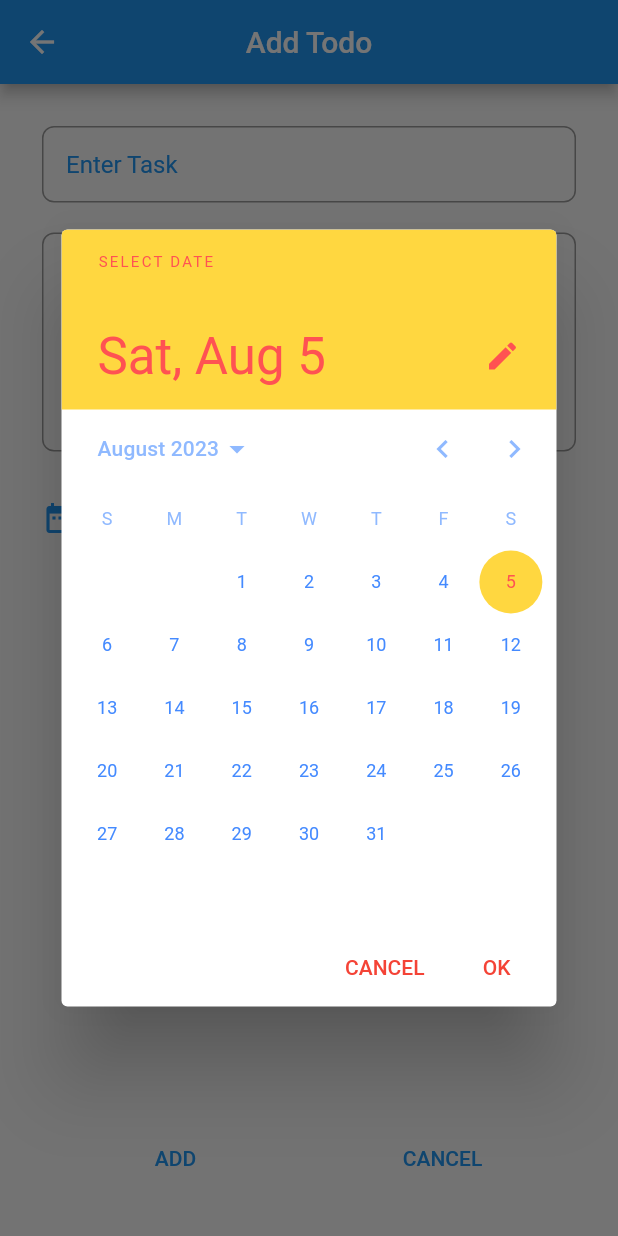
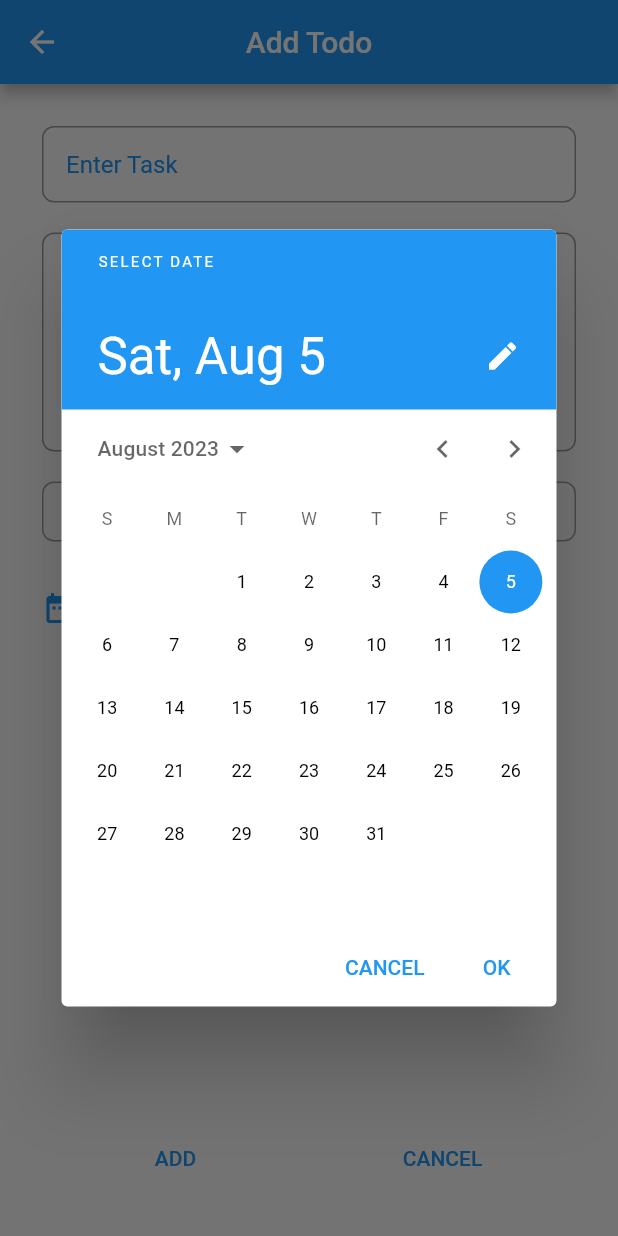
Before and after one commit to Dhaval-Thummar-529/TodoApp, a Flutter app: the AddTodo screen opened by its route, after a tap on "Start Date", on a phone screen of 412 x 824 dp. Run offline on Flutter 3.47's test engine with Material 2 defaults, Android fonts, the phone set to English and light mode, and no system bars; our stand-ins replace get, splashscreen, sqflite; accounts and stored records are empty.

```diff
--- a/lib/Service/DatabaseHandler.dart
+++ b/lib/Service/DatabaseHandler.dart
@@ -16,7 +16,8 @@ class DatabaseHandler {
               "status TEXT NOT NULL, "
               "startDate Text NOT NULL, "
               "modifiedDate TEXT, "
-              "endDate TEXT NOT NULL)",
+              "endDate TEXT NOT NULL,"
+              "progress INTEGER)",
         );
       },
       version: 1,
--- a/lib/controllers/AddTodoController.dart
+++ b/lib/controllers/AddTodoController.dart
@@ -1,5 +1,6 @@
 import 'package:flutter/material.dart';
 import 'package:get/get.dart';
+import 'package:todo_app/controllers/ActiveController.dart';
 import 'package:todo_app/controllers/TodoController.dart';
 import 'package:todo_app/customWidgets/customSnackBar.dart';
 
@@ -22,6 +23,9 @@ class AddTodoController extends GetxController {
   //Formatted Date
   String? formattedDate;
 
+  //Selected Date
+  String? selectedDate;
+
   //startDate boolean
   var isStart = false.obs;
 
@@ -33,6 +37,17 @@ class AddTodoController extends GetxController {
 
   //endDate variable
   var endDate = "".obs;
+
+  //status dropdown selected value
+  var selectedValue = "Status".obs;
+
+  List<String> statusList = ["Status","Todo","active"];
+
+  @override
+  void onInit() {
+    super.onInit();
+    selectedDate = DateTime.now().toString();
+  }
 
   @override
   void dispose() {
@@ -48,23 +63,7 @@ class AddTodoController extends GetxController {
     try {
       pickedDate = await showDatePicker(
           context: context,
-          builder: (data, child) {
-            return Theme(
-                data: Theme.of(context).copyWith(
-                  colorScheme: const ColorScheme.light(
-                    primary: Colors.amberAccent, // <-- SEE HERE
-                    onPrimary: Colors.redAccent, // <-- SEE HERE
-                    onSurface: Colors.blueAccent, // <-- SEE HERE
-                  ),
-                  textButtonTheme: TextButtonThemeData(
-                    style: TextButton.styleFrom(
-                      primary: Colors.red, // button text color
-                    ),
-                  ),
-                ),
-                child: child!);
-          },
-          initialDate: DateTime.now(),
+          initialDate: DateTime.parse(selectedDate!),
           firstDate: DateTime(DateTime.now().year),
           lastDate:
               DateTime(DateTime.now().year + 100)); // Opens DatePicker Dialog
@@ -114,6 +113,7 @@ class AddTodoController extends GetxController {
               .showSnackbar("End Date cannot be before start date!", context);
         }
       }
+      selectedDate = pickedDate.toString();
     }
   }
 
@@ -123,22 +123,29 @@ class AddTodoController extends GetxController {
         CustomSnackBar().showSnackbar("Please add to-do title", context);
       } else if (description.value.text.isEmpty) {
         CustomSnackBar().showSnackbar("Please add to-do description", context);
+      } else if (selectedValue.value==statusList[0]) {
+        CustomSnackBar().showSnackbar("Please select task status", context);
       } else if (startDate.value.isEmpty) {
         CustomSnackBar().showSnackbar("Please add start date", context);
       } else if (endDate.value.isEmpty) {
         CustomSnackBar().showSnackbar("Please add end date", context);
       } else {
-        var controller = Get.find<TodoController>();
         TodoModel todo = TodoModel(
             title: title.value.text,
             description: description.value.text,
-            status: "Todo",
+            status: selectedValue.value,
             startDate: startDate.value,
             modifiedDate: "",
             endDate: endDate.value);
         handler.insertTodo(todo);
+        if(selectedValue.value==statusList[1]){
+          var controller = Get.find<TodoController>();
+          controller.fetchTodo();
+        } else {
+          var controller = Get.find<ActiveController>();
+          controller.fetchTodo();
+        }
         emptyFields();
-        controller.fetchTodo();
         Get.back();
       }
     } catch (e) {
@@ -150,4 +157,15 @@ class AddTodoController extends GetxController {
     title.text = "";
     description.text = "";
   }
+
+  List<DropdownMenuItem<String>> get dropdownItems{
+    List<DropdownMenuItem<String>> menuItems = [
+      DropdownMenuItem(value: statusList[0], child: const Text("Status")),
+      DropdownMenuItem(value: statusList[1], child: const Text("Todo")),
+      DropdownMenuItem(value: statusList[2], child: const Text("Active")),
+    ];
+    return menuItems;
+  }
+
+  //Todo: show progress selector if dropdown status is active else sizedBox() also change dropdown button decoration
 }
--- a/lib/controllers/TodoController.dart
+++ b/lib/controllers/TodoController.dart
@@ -58,7 +58,7 @@ class TodoController extends GetxController {
             description: todoList[index].description,
             status: "active",
             startDate: todoList[index].startDate,
-            modifiedDate: todoList[index].modifiedDate,
+            modifiedDate: DateTime.now().toString().substring(0,10),
             endDate: todoList[index].endDate);
         handler.updateTodoStatus(activeModel);
         var controller = Get.find<ActiveController>();
--- a/lib/screens/addTodo.dart
+++ b/lib/screens/addTodo.dart
@@ -41,6 +41,36 @@ class AddTodo extends StatelessWidget {
                   label: "Enter Description",
                   textInputAction: TextInputAction.done,
                   maxLines: 6,
+                ),
+                const SizedBox(
+                  height: 20,
+                ),
+                DecoratedBox(
+                  decoration: BoxDecoration(
+                    border: Border.all(color: Colors.grey,),
+                    borderRadius: BorderRadius.circular(8.0),
+                  ),
+                  child: Padding(
+                    padding: const EdgeInsets.symmetric(horizontal: 16.0, vertical: 8),
+                    child: Obx(
+                      () => DropdownButton(
+                        isDense: true,
+                        iconEnabledColor: Colors.blue,
+                        value: controller.selectedValue.value,
+                        items: controller.dropdownItems,
+                        style: const TextStyle(
+                          color: Colors.blue,
+                          fontWeight: FontWeight.w600,
+                        ),
+                        onChanged: (String? value) {
+                          controller.selectedValue(value!);
+                        },
+                        isExpanded: true,
+                        borderRadius: BorderRadius.circular(8.0),
+                        //Todo: Add decoration to this element
+                      ),
+                    ),
+                  ),
                 ),
                 const SizedBox(
                   height: 20,
```
Also changed, not shown: lib/controllers/ActiveController.dart (+33 -0 lines), lib/controllers/FinishedController.dart (+0 -8 lines), lib/screens/Active.dart (+33 -5 lines), lib/screens/Finished.dart (+7 -13 lines).
